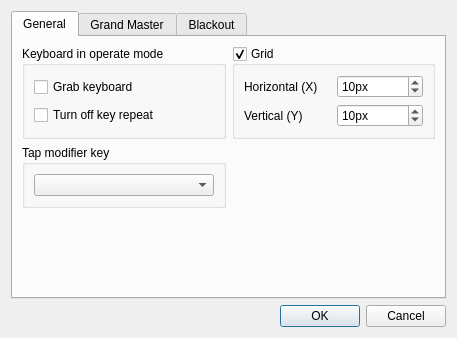
Old version of the form trunk/ui/src/vcproperties.ui in the repository Bondzio/qlc.
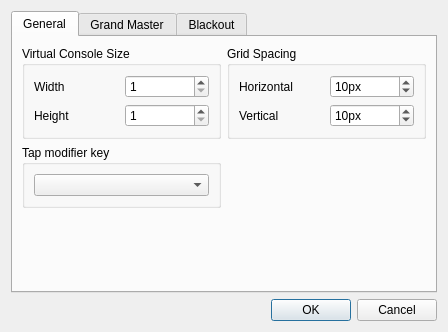
New version of the form.

Commit message: Removed useless stuff from VCProperties(Editor) and adde VC size parameters. Added VC properties dialog button to VC toolbar.

Patch:
```diff
--- a/trunk/ui/src/vcproperties.ui
+++ b/trunk/ui/src/vcproperties.ui
@@ -6,8 +6,8 @@
    <rect>
     <x>0</x>
     <y>0</y>
-    <width>457</width>
-    <height>338</height>
+    <width>448</width>
+    <height>332</height>
    </rect>
   </property>
   <property name="windowTitle">
@@ -27,26 +27,58 @@
        <item row="0" column="0">
         <widget class="QGroupBox" name="m_keyboardGroup">
          <property name="title">
-          <string>Keyboard in operate mode</string>
+          <string>Virtual Console Size</string>
          </property>
-         <layout class="QVBoxLayout">
-          <item>
-           <widget class="QCheckBox" name="m_grabKeyboardCheck">
+         <layout class="QGridLayout" name="gridLayout">
+          <item row="0" column="0">
+           <widget class="QLabel" name="label_3">
+            <property name="text">
+             <string>Width</string>
+            </property>
+           </widget>
+          </item>
+          <item row="0" column="1">
+           <widget class="QSpinBox" name="m_sizeXSpin">
             <property name="toolTip">
              <string>Make virtual console to take exclusive keyboard control during operate mode</string>
             </property>
+            <property name="suffix">
+             <string/>
+            </property>
+            <property name="minimum">
+             <number>1</number>
+            </property>
+            <property name="maximum">
+             <number>9999</number>
+            </property>
+            <property name="value">
+             <number>1</number>
+            </property>
+           </widget>
+          </item>
+          <item row="1" column="0">
+           <widget class="QLabel" name="label_4">
             <property name="text">
-             <string>Grab keyboard</string>
+             <string>Height</string>
             </property>
            </widget>
           </item>
-          <item>
-           <widget class="QCheckBox" name="m_keyRepeatOffCheck">
+          <item row="1" column="1">
+           <widget class="QSpinBox" name="m_sizeYSpin">
             <property name="toolTip">
              <string>Prevent flickering when a keyboard hotkey has been pressed in operate mode</string>
             </property>
-            <property name="text">
-             <string>Turn off key repeat</string>
+            <property name="suffix">
+             <string/>
+            </property>
+            <property name="minimum">
+             <number>1</number>
+            </property>
+            <property name="maximum">
+             <number>9999</number>
+            </property>
+            <property name="value">
+             <number>1</number>
             </property>
            </widget>
           </item>
@@ -59,16 +91,16 @@
           <string>Use a grid layout for virtual console widgets</string>
          </property>
          <property name="title">
-          <string>Grid</string>
+          <string>Grid Spacing</string>
          </property>
          <property name="checkable">
-          <bool>true</bool>
+          <bool>false</bool>
          </property>
          <layout class="QGridLayout" name="gridLayout_5">
           <item row="0" column="0">
            <widget class="QLabel" name="label">
             <property name="text">
-             <string>Horizontal (X)</string>
+             <string>Horizontal</string>
             </property>
            </widget>
           </item>
@@ -91,7 +123,7 @@
           <item row="1" column="0">
            <widget class="QLabel" name="label_2">
             <property name="text">
-             <string>Vertical (Y)</string>
+             <string>Vertical</string>
             </property>
            </widget>
           </item>
@@ -127,19 +159,6 @@
          </property>
         </spacer>
        </item>
-       <item row="2" column="1">
-        <spacer name="verticalSpacer_3">
-         <property name="orientation">
-          <enum>Qt::Vertical</enum>
-         </property>
-         <property name="sizeHint" stdset="0">
-          <size>
-           <width>20</width>
-           <height>111</height>
-          </size>
-         </property>
-        </spacer>
-       </item>
        <item row="1" column="0">
         <widget class="QGroupBox" name="m_tapGroup">
          <property name="title">
@@ -156,6 +175,19 @@
          </layout>
         </widget>
        </item>
+       <item row="1" column="1" rowspan="2">
+        <spacer name="verticalSpacer_3">
+         <property name="orientation">
+          <enum>Qt::Vertical</enum>
+         </property>
+         <property name="sizeHint" stdset="0">
+          <size>
+           <width>20</width>
+           <height>111</height>
+          </size>
+         </property>
+        </spacer>
+       </item>
       </layout>
      </widget>
      <widget class="QWidget" name="GrandMaster">
```
Left out of the diff: 129 changed lines with no effect on the pictures. The commit also changes 7 other files.
